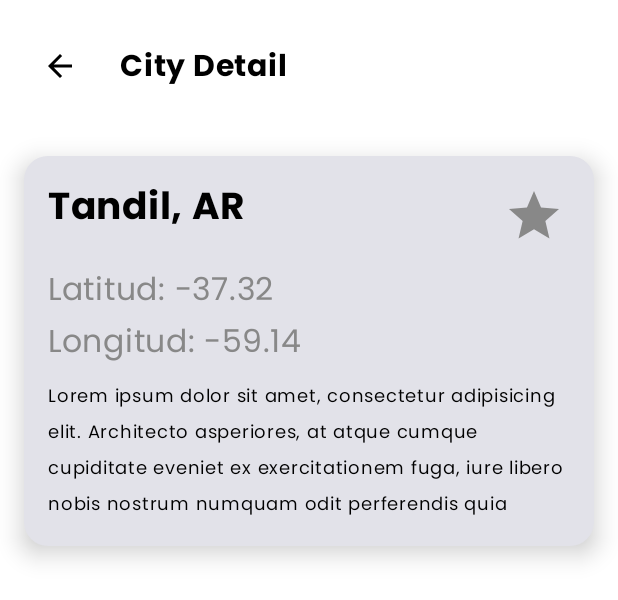
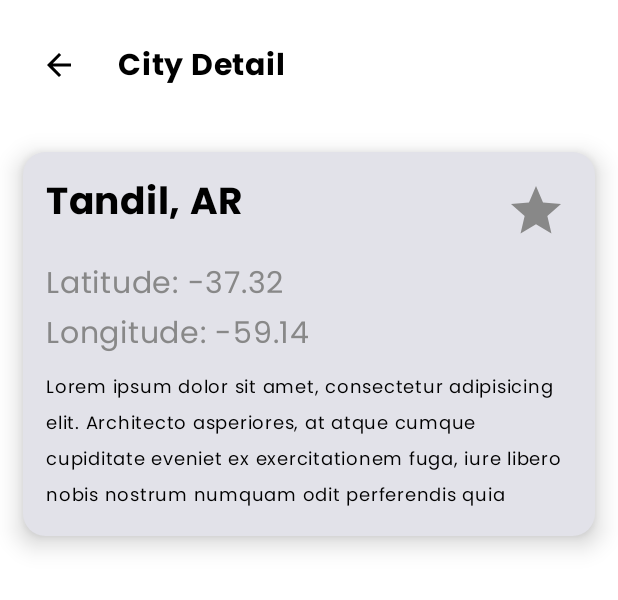
Before and after one commit to nicolaurenti/CitiesApp, an Android app built with Jetpack Compose: the @Preview function CityDetailScreenPreview, on a phone screen of 412 x 824 dp. Shown: the top 600 px of the screen. Run offline under Robolectric (Android 15) with nearby library versions, the phone set to English and light mode, and no system bars.

Commit message:
TODO for strings and dimens removed

```diff
--- a/app/src/main/java/com/citiesapp/ui/components/Bar.kt
+++ b/app/src/main/java/com/citiesapp/ui/components/Bar.kt
@@ -25,11 +25,18 @@ import androidx.compose.runtime.setValue
 import androidx.compose.ui.Alignment
 import androidx.compose.ui.Modifier
 import androidx.compose.ui.graphics.Color
+import androidx.compose.ui.res.stringResource
 import androidx.compose.ui.text.style.TextAlign
 import androidx.compose.ui.tooling.preview.Preview
 import androidx.compose.ui.unit.dp
 import androidx.compose.ui.unit.sp
+import com.citiesapp.R
 import com.citiesapp.ui.theme.CitiesAppTheme
+import com.citiesapp.ui.theme.Dimen10dp
+import com.citiesapp.ui.theme.Dimen15dp
+import com.citiesapp.ui.theme.Dimen2dp
+import com.citiesapp.ui.theme.Dimen55dp
+import com.citiesapp.ui.theme.TextSizeDimen14dp
 import com.citiesapp.ui.theme.mockCities
 import com.domain.model.CityModel
 
@@ -44,15 +51,15 @@ fun TopBar(
         verticalAlignment = Alignment.CenterVertically,
         modifier = modifier
             .fillMaxWidth()
-            .padding(16.dp) //TODO: Agregar dimen a dimens.xml
-            .height(56.dp) //TODO: Agregar dimen a dimens.xml
+            .padding(Dimen15dp)
+            .height(Dimen55dp)
             .background(Color.White)
     ) {
         if (backEnabled) {
             IconButton(onClick = onBackPressed) {
                 Icon(
                     imageVector = Icons.Default.ArrowBack,
-                    contentDescription = "Back" //TODO: Agregar texto a strings.xml
+                    contentDescription = stringResource(id = R.string.back_content_description),
                 )
             }
         }
@@ -62,7 +69,7 @@ fun TopBar(
             color = Color.Black,
             modifier = Modifier
                 .fillMaxWidth()
-                .padding(start = 16.dp), //TODO: Agregar dimen a dimens.xml
+                .padding(start = Dimen15dp),
             textAlign = TextAlign.Start
         )
     }
@@ -81,7 +88,7 @@ fun SearchBarCustom(searchValue: (String) -> Unit, modifier: Modifier = Modifier
         onActiveChange = { active = it },
         placeholder = { Text("Search") },
         modifier = modifier
-            .padding(start = 12.dp, top = 2.dp, end = 12.dp, bottom = 12.dp) //TODO: Agregar dimen a dimens.xml
+            .padding(start = Dimen10dp, top = Dimen2dp, end = Dimen10dp, bottom = Dimen10dp)
             .fillMaxWidth(),
         leadingIcon = {
             Icon(
@@ -100,13 +107,8 @@ fun SearchBarCustom(searchValue: (String) -> Unit, modifier: Modifier = Modifier
         },
         colors = SearchBarDefaults.colors(
             containerColor = MaterialTheme.colorScheme.surfaceContainerLow,
-        ),
-        tonalElevation = 0.dp, //TODO: Agregar dimen a dimens.xml
-    ) {
-        filteredItems.forEach { item ->
-            DescriptionText(text = "${item.name}, ${item.country}", fontSize = 15.sp) // TODO: Agregar dimen a dimens.xml y texto a strings.xml
-        }
-    }
+        )
+    ) {}
 }
 
 @Preview(showBackground = true)
@@ -116,7 +118,7 @@ private fun BarPreview() {
         Column {
             TopBar(title = "Ciudades", backEnabled = false)
             TopBar(title = "Ciudades")
-            SearchBarCustom(mockCities)
+            SearchBarCustom({_:String -> })
         }
     }
 }
--- a/app/src/main/java/com/citiesapp/ui/components/Card.kt
+++ b/app/src/main/java/com/citiesapp/ui/components/Card.kt
@@ -24,6 +24,13 @@ import androidx.compose.ui.unit.dp
 import androidx.compose.ui.unit.sp
 import com.citiesapp.R
 import com.citiesapp.ui.theme.CitiesAppTheme
+import com.citiesapp.ui.theme.Dimen10dp
+import com.citiesapp.ui.theme.Dimen15dp
+import com.citiesapp.ui.theme.Dimen50dp
+import com.citiesapp.ui.theme.Dimen5dp
+import com.citiesapp.ui.theme.TextSizeDimen12dp
+import com.citiesapp.ui.theme.TextSizeDimen20dp
+import com.citiesapp.ui.theme.TextSizeDimen25dp
 import com.citiesapp.ui.theme.mockCities
 import com.domain.model.CityModel
 
@@ -34,18 +41,18 @@ fun CityCard(
     onFavoriteClick: (Boolean, Int) -> Unit
 ) {
     Card(
-        modifier = modifier.padding(16.dp), //TODO: Agregar dimen a dimens.xml
-        elevation = CardDefaults.cardElevation(10.dp), //TODO: Agregar dimen a dimens.xml
-        shape = RoundedCornerShape(16.dp), //TODO: Agregar dimen a dimens.xml
+        modifier = modifier.padding(Dimen15dp),
+        elevation = CardDefaults.cardElevation(Dimen10dp),
+        shape = RoundedCornerShape(Dimen15dp),
     ) {
         val favorite by remember { mutableStateOf(city.isFavorite) }
             Column(
-                modifier = Modifier.padding(16.dp) //TODO: Agregar dimen a dimens.xml
+                modifier = Modifier.padding(Dimen15dp)
             ) {
                 Row {
                     TitleText(
-                        text = "${city.name}, ${city.country}",
-                        fontSize = 25.sp, //TODO: Agregar dimen a dimens.xml
+                        text = stringResource(id = R.string.formated_city_data, city.name, city.country),
+                        fontSize = TextSizeDimen25dp,
                         color = Color.Black,
                         modifier = Modifier.weight(1f)
                     )
@@ -54,29 +61,29 @@ fun CityCard(
                     }) {
                         Icon(
                             imageVector = if (favorite) Icons.Filled.Star else Icons.Outlined.Star,
-                            contentDescription = "Favorite",
+                            contentDescription = stringResource(id = R.string.favorites_content_description),
                             tint = if (favorite) Color.Yellow else Color.Gray,
-                            modifier = Modifier.size(50.dp) //TODO: Agregar dimen a dimens.xml
+                            modifier = Modifier.size(Dimen50dp)
                         )
                     }
                 }
                 DescriptionText(
-                    text = "Latitud: ${city.coordenates.first}",
-                    fontSize = 21.sp, //TODO: Agregar dimen a dimens.xml
+                    text = stringResource(id = R.string.latitude_text, city.coordenates.first),
+                    fontSize = TextSizeDimen20dp,
                     color = Color.Gray,
-                    modifier = Modifier.padding(top = 10.dp) //TODO: Agregar dimen a dimens.xml
+                    modifier = Modifier.padding(top = Dimen10dp)
                 )
                 DescriptionText(
-                    text = "Longitud: ${city.coordenates.second}",
-                    fontSize = 21.sp, //TODO: Agregar dimen a dimens.xml
+                    text = stringResource(id = R.string.longitude_text, city.coordenates.second),
+                    fontSize = TextSizeDimen20dp,
                     color = Color.Gray,
-                    modifier = Modifier.padding(top = 5.dp) //TODO: Agregar dimen a dimens.xml
+                    modifier = Modifier.padding(top = Dimen5dp)
                 )
                 RegularText(
                     text = stringResource(id = R.string.city_detail),
-                    fontSize = 12.sp, //TODO: Agregar dimen a dimens.xml
-                    modifier = Modifier.padding(top = 10.dp) //TODO: Agregar dimen a dimens.xml
-                ) // TODO(Pasar este texto como parametro)
+                    fontSize = TextSizeDimen12dp,
+                    modifier = Modifier.padding(top = Dimen10dp)
+                )
             }
     }
 }
--- /dev/null
+++ b/app/src/main/java/com/citiesapp/ui/theme/Dimens.kt
@@ -0,0 +1,16 @@
+package com.citiesapp.ui.theme
+
+import androidx.compose.ui.unit.dp
+import androidx.compose.ui.unit.sp
+
+val Dimen2dp = 2.dp
+val Dimen5dp = 5.dp
+val Dimen10dp = 10.dp
+val Dimen15dp = 15.dp
+val Dimen50dp = 50.dp
+val Dimen55dp = 55.dp
+
+val TextSizeDimen12dp = 12.sp
+val TextSizeDimen14dp = 14.sp
+val TextSizeDimen20dp = 20.sp
+val TextSizeDimen25dp = 25.sp
--- a/app/src/main/res/values/strings.xml
+++ b/app/src/main/res/values/strings.xml
@@ -1,4 +1,11 @@
 <resources>
     <string name="app_name">CitiesApp</string>
     <string name="city_detail">"Lorem ipsum dolor sit amet, consectetur adipisicing elit. Architecto asperiores, at atque cumque cupiditate eveniet ex exercitationem fuga, iure libero nobis nostrum numquam odit perferendis quia"</string>
+    <string name="city_detail_title">City Detail</string>
+    <string name="cities_title">Cities</string>"
+    <string name="favorites_content_description">Favorite</string>
+    <string name="formated_city_data">%1s, %2s</string>
+    <string name="latitude_text">Latitude: %s</string>
+    <string name="longitude_text">Longitude: %s</string>
+    <string name="back_content_description">Back</string>
 </resources>
```
Also changed, not shown: app/src/main/java/com/citiesapp/ui/components/ListItem.kt (+13 -9 lines), app/src/main/java/com/citiesapp/ui/screens/citiesListScreen/CitiesListScreen.kt (+17 -9 lines), app/src/main/java/com/citiesapp/ui/screens/cityDetail/CityDetailScreen.kt (+9 -4 lines).
